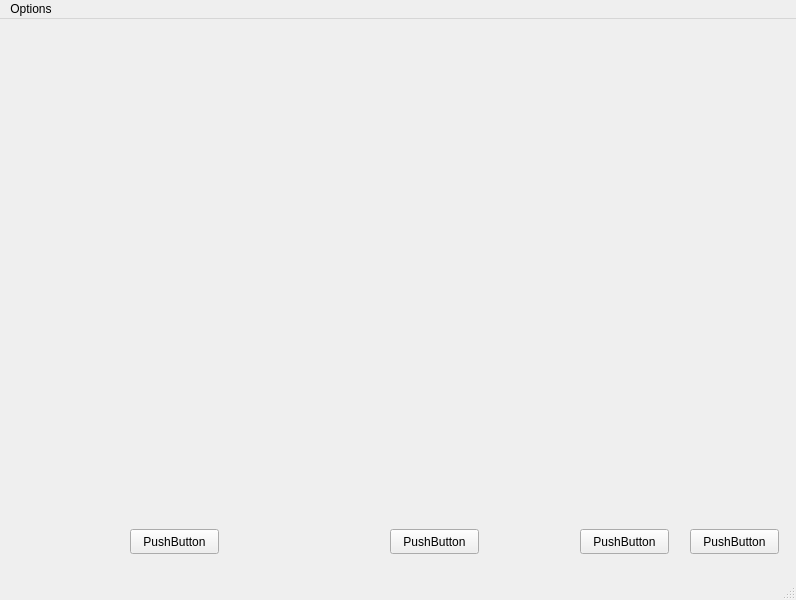
First picture: the form in base.ui, repository ivinjabraham/redeyes, before the edit.
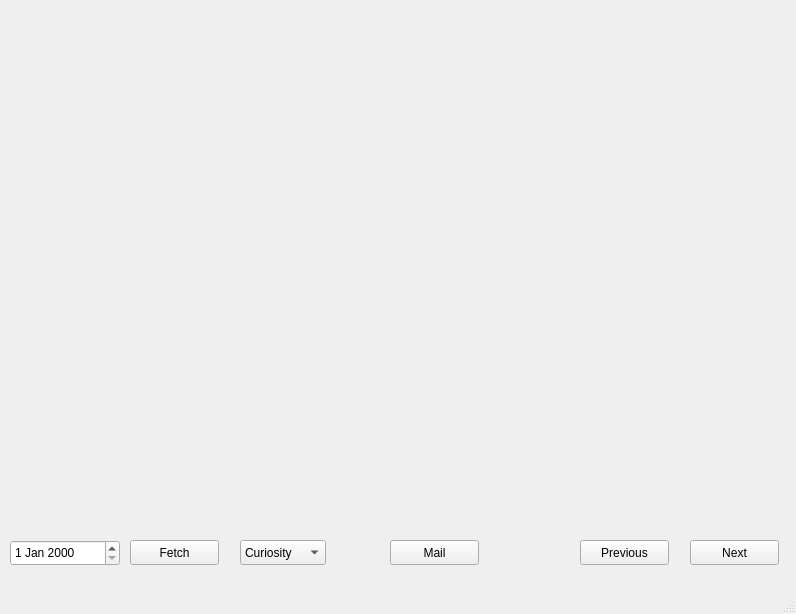
Second picture: the form after the edit.

Commit message: ADD: Implement user input through GUI, Fix bug with next & previous buttons.

The edit to the form file:
```diff
--- a/base.ui
+++ b/base.ui
@@ -7,7 +7,7 @@
     <x>0</x>
     <y>0</y>
     <width>796</width>
-    <height>600</height>
+    <height>614</height>
    </rect>
   </property>
   <property name="windowTitle">
@@ -18,52 +18,57 @@
     <property name="geometry">
      <rect>
       <x>690</x>
-      <y>510</y>
+      <y>540</y>
       <width>89</width>
       <height>25</height>
      </rect>
     </property>
     <property name="text">
-     <string>PushButton</string>
+     <string>Next</string>
     </property>
    </widget>
    <widget class="QPushButton" name="pushButton_2">
     <property name="geometry">
      <rect>
       <x>580</x>
-      <y>510</y>
+      <y>540</y>
       <width>89</width>
       <height>25</height>
      </rect>
     </property>
+    <property name="styleSheet">
+     <string notr="true">.pushButton_2{
+color: rgb(26, 95, 180)
+}</string>
+    </property>
     <property name="text">
-     <string>PushButton</string>
+     <string>Previous</string>
     </property>
    </widget>
    <widget class="QPushButton" name="pushButton_3">
     <property name="geometry">
      <rect>
       <x>390</x>
-      <y>510</y>
+      <y>540</y>
       <width>89</width>
       <height>25</height>
      </rect>
     </property>
     <property name="text">
-     <string>PushButton</string>
+     <string>Mail</string>
     </property>
    </widget>
    <widget class="QPushButton" name="pushButton_4">
     <property name="geometry">
      <rect>
       <x>130</x>
-      <y>510</y>
+      <y>540</y>
       <width>89</width>
       <height>25</height>
      </rect>
     </property>
     <property name="text">
-     <string>PushButton</string>
+     <string>Fetch</string>
     </property>
    </widget>
    <widget class="QLabel" name="label">
@@ -72,29 +77,48 @@
       <x>-10</x>
       <y>0</y>
       <width>811</width>
-      <height>481</height>
+      <height>501</height>
      </rect>
     </property>
     <property name="text">
      <string/>
     </property>
    </widget>
-  </widget>
-  <widget class="QMenuBar" name="menubar">
-   <property name="geometry">
-    <rect>
-     <x>0</x>
-     <y>0</y>
-     <width>796</width>
-     <height>22</height>
-    </rect>
-   </property>
-   <widget class="QMenu" name="menuOptions">
-    <property name="title">
-     <string>Options</string>
+   <widget class="QDateEdit" name="dateEdit">
+    <property name="geometry">
+     <rect>
+      <x>10</x>
+      <y>540</y>
+      <width>110</width>
+      <height>26</height>
+     </rect>
     </property>
    </widget>
-   <addaction name="menuOptions"/>
+   <widget class="QComboBox" name="comboBox">
+    <property name="geometry">
+     <rect>
+      <x>240</x>
+      <y>540</y>
+      <width>86</width>
+      <height>25</height>
+     </rect>
+    </property>
+    <item>
+     <property name="text">
+      <string>Curiosity</string>
+     </property>
+    </item>
+    <item>
+     <property name="text">
+      <string>Spirit</string>
+     </property>
+    </item>
+    <item>
+     <property name="text">
+      <string>Oppurtunity</string>
+     </property>
+    </item>
+   </widget>
   </widget>
   <widget class="QStatusBar" name="statusbar"/>
  </widget>
```
Left out of the diff: 57 changed lines with no effect on the pictures. The commit also changes 2 other files.
